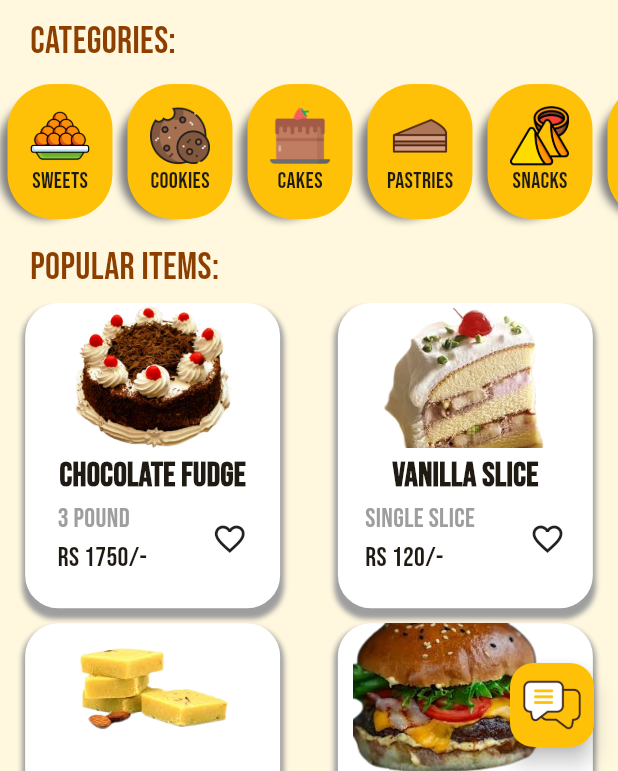
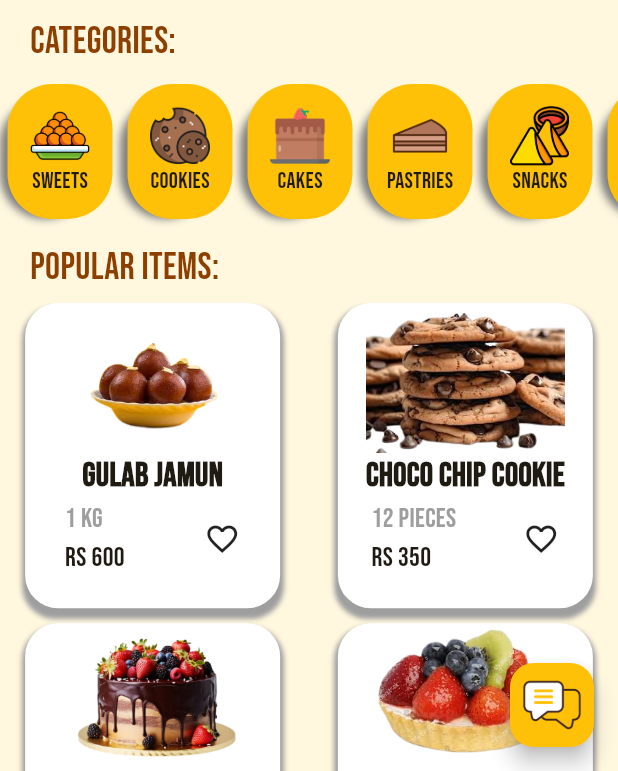
Before and after one commit to H-M-Huzaifa/bake_now-E-commerce-app-, a Flutter app: the home_screen screen opened directly, on a phone screen of 412 x 824 dp, the part 465-1236 px from its top. Run offline on Flutter 3.47's test engine with Material 3 defaults, Android fonts, the light colour scheme and no system bars; drawn by our look-alikes of badges; our stand-ins replace awesome_bottom_bar, firebase_core, google_fonts, lottie; accounts and stored records are empty.

Commit message:
Updated the logic of Popular Items in homescreen

```diff
--- a/lib/UI/Screens/Cart/Cart_screen.dart
+++ b/lib/UI/Screens/Cart/Cart_screen.dart
@@ -110,7 +110,7 @@ class _cartState extends State<cart> {
                                                 ),
                                                 Padding(
                                                   padding: const EdgeInsets.symmetric(vertical: 5.0),
-                                                  child: Text(vm.cart_items[index]['finalprice'].toString() +"/-",style: TextStyle(fontWeight: FontWeight.bold,fontSize: 23,fontFamily: 'Bebas'),),
+                                                  child: Text("Rs "+vm.cart_items[index]['finalprice'].toString() +"/-",style: TextStyle(fontWeight: FontWeight.bold,fontSize: 23,fontFamily: 'Bebas'),),
                                                 )
                                               ],
                                             ),),
@@ -146,8 +146,8 @@ class _cartState extends State<cart> {
                                     ),
                                     Padding(
                                       padding: const EdgeInsets.only(right: 20),
-                                      child: Text(
-                                        vm.totalprice.toString()+"/-",
+                                      child: Text("Rs "+
+                                        vm.totalprice.toStringAsFixed(0)+"/-",
                                         style: TextStyle(
                                             color: Color(0xff8D3F00),
                                             fontFamily: "Bebas",
--- a/lib/UI/Screens/Checkout_Screen/Checkout.dart
+++ b/lib/UI/Screens/Checkout_Screen/Checkout.dart
@@ -1,10 +1,12 @@
 import 'package:bake_now/UI/Screens/Bottom_nav_bar/nav_bar.dart';
 import 'package:bake_now/UI/Screens/Cart/Cart_screen.dart';
+import 'package:bake_now/UI/Screens/Cart/cart_provider.dart';
 import 'package:bake_now/UI/Screens/home_screen/home_screen.dart';
 import 'package:lottie/lottie.dart';
 import 'package:flutter/cupertino.dart';
 import 'package:flutter/material.dart';
 import 'package:lottie/lottie.dart';
+import 'package:provider/provider.dart';
 
 class checkout extends StatefulWidget {
   const checkout({super.key});
@@ -197,7 +199,9 @@ class _checkoutState extends State<checkout> {
             ),
 
             //Total
-            Container(
+            Consumer<class_cart_provider>(builder: (context, vm, child) {
+              int Delivery_Charges=200;
+              return Container(
                 child: Column(
                   children: [
                     Padding(
@@ -211,7 +215,7 @@ class _checkoutState extends State<checkout> {
                           ),
                           Padding(
                             padding: const EdgeInsets.only(right: 20),
-                          child: Text("2370/-"),
+                            child: Text(vm.totalprice.toStringAsFixed(0)+"/-"),
                           )
                         ],
                       ),
@@ -227,7 +231,7 @@ class _checkoutState extends State<checkout> {
                           ),
                           Padding(
                             padding: const EdgeInsets.only(right: 20),
-                          child: Text("200/-"),
+                            child: Text("200/-",style: TextStyle(fontWeight: FontWeight.bold),),
                           )
                         ],
                       ),
@@ -239,7 +243,7 @@ class _checkoutState extends State<checkout> {
                         Padding(
                           padding: const EdgeInsets.only(left: 20),
                           child: Text(
-                          "Sub Total",
+                            "Subtotal",
                             style: TextStyle(
                                 color: Color(0xff8D3F00),
                                 fontFamily: "Bebas",
@@ -249,7 +253,7 @@ class _checkoutState extends State<checkout> {
                         Padding(
                           padding: const EdgeInsets.only(right: 20),
                           child: Text(
-                          "2570/-",
+                            "Rs "+(vm.totalprice+Delivery_Charges).toStringAsFixed(0)+"/-",
                             style: TextStyle(
                                 color: Color(0xff8D3F00),
                                 fontFamily: "Bebas",
@@ -260,6 +264,8 @@ class _checkoutState extends State<checkout> {
                     ),
                   ],
                 ),
+              );
+            },
             ),
 
             //Order Now
--- a/lib/UI/Screens/Product_Description_Screen/product_description.dart
+++ b/lib/UI/Screens/Product_Description_Screen/product_description.dart
@@ -206,7 +206,7 @@ class _product_descriptionState extends State<product_description> {
                       Padding(
                         padding: const EdgeInsets.only(right: 20),
                         child: Text(
-                          widget.price +"/-",
+                          "Rs "+widget.price +"/-",
                           style: TextStyle(
                               fontFamily: "Bebas",
                               fontSize: 25,
--- a/lib/UI/Screens/Product_categories/prod_cate_provider.dart
+++ b/lib/UI/Screens/Product_categories/prod_cate_provider.dart
@@ -9,21 +9,24 @@ class class_prod_cate_provider with ChangeNotifier{
           "name": "Gulab Jamun",
           "size": "1 Kg",
           "price": "600",
-          "description": "Soft and spongy milk-solid dumplings soaked in rose-flavored sugar syrup, offering a sweet, traditional taste."
+          "description": "Soft and spongy milk-solid dumplings soaked in rose-flavored sugar syrup, offering a sweet, traditional taste.",
+          "isPopular" : true,
         },
         {
           "image": "assets/images/sweet2.png",
           "name": "Barfi",
           "size": "0.5 Kg",
           "price": "450",
-          "description": "Delicious and rich milk-based fudge, available in various flavors like pistachio, almond, and coconut."
+          "description": "Delicious and rich milk-based fudge, available in various flavors like pistachio, almond, and coconut.",
+          "isPopular" : false,
         },
         {
           "image": "assets/images/sweet3.png",
           "name": "Jalebi",
           "size": "1 Kg",
           "price": "500",
-          "description": "Crispy, spiral-shaped sweets made from deep-fried dough and soaked in sugary syrup for a crunchy yet soft texture."
+          "description": "Crispy, spiral-shaped sweets made from deep-fried dough and soaked in sugary syrup for a crunchy yet soft texture.",
+          "isPopular" : false,
         }
       ]
     },
@@ -34,21 +37,24 @@ class class_prod_cate_provider with ChangeNotifier{
           "name": "Choco Chip Cookie",
           "size": "12 pieces",
           "price": "350",
-          "description": "Crispy on the outside and chewy on the inside, loaded with gooey chocolate chips for the ultimate indulgence."
+          "description": "Crispy on the outside and chewy on the inside, loaded with gooey chocolate chips for the ultimate indulgence.",
+        "isPopular" : true,
         },
         {
           "image": "assets/images/cookie2.png",
           "name": "Oatmeal Raisin Cookie",
           "size": "10 pieces",
           "price": "300",
-          "description": "A wholesome blend of oats and sweet raisins, offering a chewy texture and a perfect balance of sweetness."
+          "description": "A wholesome blend of oats and sweet raisins, offering a chewy texture and a perfect balance of sweetness.",
+          "isPopular" : false
         },
         {
           "image": "assets/images/cookie3.png",
           "name": "Peanut Butter Cookie",
           "size": "8 pieces",
           "price": "280",
-          "description": "Buttery and nutty, our peanut butter cookies are crumbly and delicious, with a melt-in-your-mouth texture."
+          "description": "Buttery and nutty, our peanut butter cookies are crumbly and delicious, with a melt-in-your-mouth texture.",
+          "isPopular" : false
         }
       ]
     },
@@ -59,21 +65,24 @@ class class_prod_cate_provider with ChangeNotifier{
           "name": "Chocolate Fudge",
           "size": "3 Pound",
           "price": "1750",
-          "description": "Indulge in our rich, velvety chocolate cake, loaded with decadent fudge and a deep, dark chocolate flavor."
+          "description": "Indulge in our rich, velvety chocolate cake, loaded with decadent fudge and a deep, dark chocolate flavor.",
+          "isPopular" : false,
         },
         {
           "image": "assets/images/cake2.png",
           "name": "Strawberella",
           "size": "2.5 Pound",
           "price": "1250",
-          "description": "Sweeten up your day with our Strawberella cake, bursting with fresh strawberries and a hint of whipped cream."
+          "description": "Sweeten up your day with our Strawberella cake, bursting with fresh strawberries and a hint of whipped cream.",
+          "isPopular" : true,
         },
         {
           "image": "assets/images/cake3.png",
           "name": "Velvet Dream",
           "size": "5 Pound",
           "price": "4350",
-          "description": "Experience the luxury of our Velvet Dream cake, featuring a moist, fluffy texture, topped with creamy velvet frosting."
+          "description": "Experience the luxury of our Velvet Dream cake, featuring a moist, fluffy texture, topped with creamy velvet frosting.",
+          "isPopular" : false,
         }
       ]
     },
@@ -84,21 +93,24 @@ class class_prod_cate_provider with ChangeNotifier{
           "name": "Chocolate Éclair",
           "size": "Single piece",
           "price": "150",
-          "description": "A light pastry filled with rich chocolate cream and topped with a glossy chocolate glaze."
+          "description": "A light pastry filled with rich chocolate cream and topped with a glossy chocolate glaze.",
+          "isPopular" : false
         },
         {
           "image": "assets/images/pastry2.png",
           "name": "Vanilla Slice",
           "size": "Single piece",
           "price": "120",
-          "description": "Layers of flaky pastry filled with smooth vanilla custard, topped with icing for a sweet finish."
+          "description": "Layers of flaky pastry filled with smooth vanilla custard, topped with icing for a sweet finish.",
+          "isPopular" : false
         },
         {
           "image": "assets/images/pastry3.png",
           "name": "Fruit Tart",
           "size": "Single piece",
           "price": "200",
-          "description": "A buttery crust filled with creamy custard and topped with fresh seasonal fruits for a burst of flavor."
+          "description": "A buttery crust filled with creamy custard and topped with fresh seasonal fruits for a burst of flavor.",
+          "isPopular" : true
         }
       ]
     },
@@ -109,21 +121,24 @@ class class_prod_cate_provider with ChangeNotifier{
           "name": "Samosa",
           "size": "6 pieces",
           "price": "250",
-          "description": "Crispy, golden pastries filled with spiced potatoes and peas, perfect for a savory snack."
+          "description": "Crispy, golden pastries filled with spiced potatoes and peas, perfect for a savory snack.",
+          "isPopular" : false,
         },
         {
           "image": "assets/images/snack2.png",
           "name": "Pakora",
           "size": "500 grams",
           "price": "350",
-          "description": "Deep-fried fritters made with gram flour and a mix of vegetables, offering a crunchy and spicy flavor."
+          "description": "Deep-fried fritters made with gram flour and a mix of vegetables, offering a crunchy and spicy flavor.",
+          "isPopular" : false,
         },
         {
           "image": "assets/images/snack3.png",
           "name": "Spring Rolls",
           "size": "8 pieces",
           "price": "400",
-          "description": "Crispy rolls stuffed with vegetables and served with a side of tangy dipping sauce."
+          "description": "Crispy rolls stuffed with vegetables and served with a side of tangy dipping sauce.",
+          "isPopular" : true,
         }
       ]
     },
@@ -134,24 +149,41 @@ class class_prod_cate_provider with ChangeNotifier{
           "name": "Cheeseburger",
           "size": "Single piece",
           "price": "500",
-          "description": "A juicy beef patty topped with melted cheese, fresh lettuce, tomatoes, and special sauce in a toasted bun."
+          "description": "A juicy beef patty topped with melted cheese, fresh lettuce, tomatoes, and special sauce in a toasted bun.",
+          "isPopular" : true,
         },
         {
           "image": "assets/images/fastfood2.png",
           "name": "Pizza Slice",
           "size": "Single slice",
           "price": "250",
-          "description": "A generous slice of pizza topped with mozzarella, pepperoni, and a savory tomato sauce."
+          "description": "A generous slice of pizza topped with mozzarella, pepperoni, and a savory tomato sauce.",
+          "isPopular" : false,
         },
         {
           "image": "assets/images/fastfood3.png",
           "name": "Fried Chicken",
           "size": "2 pieces",
           "price": "300",
-          "description": "Crispy and golden-fried chicken, seasoned to perfection for a flavorful crunch with each bite."
+          "description": "Crispy and golden-fried chicken, seasoned to perfection for a flavorful crunch with each bite.",
+          "isPopular" : true,
         }
       ]
     }
   ];
 
+  // Function to extract popular items from allItems
+  List<Map<String, dynamic>> getPopularItems() {
+    List<Map<String, dynamic>> popularItems = [];
+
+    for (var category in allItems) {
+      List<Map<String, dynamic>> itemsInCategory = category.values.first;
+
+      // Filter items where isPopular is true
+      popularItems.addAll(itemsInCategory.where((item) => item['isPopular'] == true));
+    }
+
+    return popularItems;
+  }
+
 }
--- a/lib/UI/Screens/home_screen/home_screen.dart
+++ b/lib/UI/Screens/home_screen/home_screen.dart
@@ -218,8 +218,10 @@ class _home_screenState extends State<home_screen> {
 
         Expanded(
           child: Container(
-            child: GridView.builder(
-              itemCount: instance_homescreen_provider.poplular_items.length,
+            child: Consumer<class_prod_cate_provider>(builder: (context, vm, child) {
+                  List<Map<String, dynamic>> list = vm.getPopularItems();
+              return GridView.builder(
+                itemCount: list.length,
                 gridDelegate: SliverGridDelegateWithFixedCrossAxisCount(
                     mainAxisSpacing: 10, crossAxisSpacing: 5, crossAxisCount: 2),
                 itemBuilder: (context, index) {
@@ -232,11 +234,11 @@ class _home_screenState extends State<home_screen> {
                             context,
                             MaterialPageRoute(
                               builder: (context) => product_description(
-                              name : instance_homescreen_provider.poplular_items[index]['name'].toString(),
-                              image : instance_homescreen_provider.poplular_items[index]['image'].toString(),
-                              description: instance_homescreen_provider.poplular_items[index]['description'].toString(),
-                              size: instance_homescreen_provider.poplular_items[index]['size'].toString(),
-                                price: instance_homescreen_provider.poplular_items[index]['price'].toString(),
+                                name : list[index]['name'].toString(),
+                                image : list[index]['image'].toString(),
+                                description: list[index]['description'].toString(),
+                                size: list[index]['size'].toString(),
+                                price: list[index]['price'].toString(),
                               ),
                             ));
                       },
@@ -258,14 +260,14 @@ class _home_screenState extends State<home_screen> {
                           children: [
                             //Image
                             Image(
-                            image: AssetImage(instance_homescreen_provider.poplular_items[index]['image']),
+                              image: AssetImage(list[index]['image']),
                               width: 150,
                               height: 100,
                             ),
 
                             //Name
                             Text(
-                            instance_homescreen_provider.poplular_items[index]['name'],
+                              list[index]['name'],
                               style: TextStyle(
                                 fontFamily: "Bebas",
                                 fontSize: 22,
@@ -280,14 +282,14 @@ class _home_screenState extends State<home_screen> {
                                   crossAxisAlignment: CrossAxisAlignment.start,
                                   children: [
                                     Text(
-                                    instance_homescreen_provider.poplular_items[index]['size'],
+                                      list[index]['size'],
                                       style: TextStyle(
                                           fontFamily: "Bebas",
                                           color: Colors.grey,
                                           fontSize: 18),
                                     ),
                                     Text(
-                                    "Rs " + instance_homescreen_provider.poplular_items[index]['price'],
+                                      "Rs " + list[index]['price'],
                                       style: TextStyle(
                                           fontSize: 18, fontFamily: "Bebas"),
                                     ),
@@ -298,12 +300,12 @@ class _home_screenState extends State<home_screen> {
                                     return InkWell(
                                       onTap: () {
                                         // instance_favourites.toggleFavourite(poplular_items[index]);
-                                      vm.favourites.contains(instance_homescreen_provider.poplular_items[index])
-                                          ? vm.remove_fav_item(instance_homescreen_provider.poplular_items[index])
-                                          : vm.add_fav_item(instance_homescreen_provider.poplular_items[index]);
+                                        vm.favourites.contains(list[index])
+                                            ? vm.remove_fav_item(list[index])
+                                            : vm.add_fav_item(list[index]);
                                       },
                                       child:
-                                        vm.favourites.contains(instance_homescreen_provider.poplular_items[index])
+                                      vm.favourites.contains(list[index])
                                           ? Icon(
                                         Icons.favorite,
                                         color: Colors.red,
@@ -333,6 +335,9 @@ class _home_screenState extends State<home_screen> {
                     ),
                   );
                 },
+              );
+            },
+
             ),
           ),
         ),
--- a/lib/UI/Screens/home_screen/home_screen_provider.dart
+++ b/lib/UI/Screens/home_screen/home_screen_provider.dart
@@ -11,65 +11,64 @@ class class_homescreen_provider with ChangeNotifier{
   ];
   List<Map<String, dynamic>> get list_categories => _list_categories ;
 
-  //Popular Items
-  List<Map<String, dynamic>> _poplular_items = [
-    {
-      "image": "assets/images/cake.png",
-      "name": "Chocolate Fudge",
-      "size": "3 Pound",
-      "price": "1750/-",
-      "description" : "Indulge in our rich, velvety chocolate cake, loaded with decadent fudge and a deep, dark chocolate flavor that will leave you craving more"
-    },
-    {
-      "image": "assets/images/pastry2.png",
-      "name": "Vanilla Slice",
-      "size": "Single Slice",
-      "price": "120/-",
-      "description" : "Layers of flaky pastry filled with smooth vanilla custard, topped with icing for a sweet finish."
-    },
-    {
-      "image": "assets/images/sweet2.png",
-      "name": "Barfi",
-      "size": "0.5 KG",
-      "price": "450/-",
-    "description" : "Delicious and rich milk-based fudge, available in various flavors like pistachio, almond, and coconut."
-    },
-    {
-      "image": "assets/images/fastfood1.png",
-      "name": "Cheeseburger",
-      "size": "Single piece",
-      "price": "500/-",
-      "description": "A juicy beef patty topped with melted cheese, fresh lettuce, tomatoes, and special sauce in a toasted bun."
-    },
-    {
-      "image": "assets/images/snack2.png",
-      "name": "Pakora",
-      "size": "500 grams",
-      "price": "350/-",
-      "description": "Deep-fried fritters made with gram flour and a mix of vegetables, offering a crunchy and spicy flavor."
-    },
-    {
-      "image": "assets/images/fastfood2.png",
-      "name": "Pizza Slice",
-      "size": "Single slice",
-      "price": "250/-",
-      "description": "A generous slice of pizza topped with mozzarella, pepperoni, and a savory tomato sauce."
-    },
-    {
-      "image": "assets/images/cake7.png",
-      "name": "Dreamland",
-      "size": "5 Pound",
-      "price": "3350/-",
-      "description" : "Escape to our whimsical Dreamland cake, featuring a light and airy texture, topped with a fluffy meringue and a sprinkle of magic."
-    },
-    {
-      "image": "assets/images/sweet1.png",
-      "name": "Gulab Jamun",
-      "size": "1 Kg",
-      "price": "600/-",
-      "description": "Soft and spongy milk-solid dumplings soaked in rose-flavored sugar syrup, offering a sweet, traditional taste."
-    },
-  ];
-  List<Map<String, dynamic>> get poplular_items => _poplular_items ;
-
+  // //Popular Items
+  // List<Map<String, dynamic>> _poplular_items = [
+  //   {
+  //     "image": "assets/images/cake.png",
+  //     "name": "Chocolate Fudge",
+  //     "size": "3 Pound",
+  //     "price": "1750/-",
+  //     "description" : "Indulge in our rich, velvety chocolate cake, loaded with decadent fudge and a deep, dark chocolate flavor that will leave you craving more"
+  //   },
+  //   {
+  //     "image": "assets/images/pastry2.png",
+  //     "name": "Vanilla Slice",
+  //     "size": "Single Slice",
+  //     "price": "120/-",
+  //     "description" : "Layers of flaky pastry filled with smooth vanilla custard, topped with icing for a sweet finish."
+  //   },
+  //   {
+  //     "image": "assets/images/sweet2.png",
+  //     "name": "Barfi",
+  //     "size": "0.5 KG",
+  //     "price": "450/-",
+  //   "description" : "Delicious and rich milk-based fudge, available in various flavors like pistachio, almond, and coconut."
+  //   },
+  //   {
+  //     "image": "assets/images/fastfood1.png",
+  //     "name": "Cheeseburger",
+  //     "size": "Single piece",
+  //     "price": "500/-",
+  //     "description": "A juicy beef patty topped with melted cheese, fresh lettuce, tomatoes, and special sauce in a toasted bun."
+  //   },
+  //   {
+  //     "image": "assets/images/snack2.png",
+  //     "name": "Pakora",
+  //     "size": "500 grams",
+  //     "price": "350/-",
+  //     "description": "Deep-fried fritters made with gram flour and a mix of vegetables, offering a crunchy and spicy flavor."
+  //   },
+  //   {
+  //     "image": "assets/images/fastfood2.png",
+  //     "name": "Pizza Slice",
+  //     "size": "Single slice",
+  //     "price": "250/-",
+  //     "description": "A generous slice of pizza topped with mozzarella, pepperoni, and a savory tomato sauce."
+  //   },
+  //   {
+  //     "image": "assets/images/cake7.png",
+  //     "name": "Dreamland",
+  //     "size": "5 Pound",
+  //     "price": "3350/-",
+  //     "description" : "Escape to our whimsical Dreamland cake, featuring a light and airy texture, topped with a fluffy meringue and a sprinkle of magic."
+  //   },
+  //   {
+  //     "image": "assets/images/sweet1.png",
+  //     "name": "Gulab Jamun",
+  //     "size": "1 Kg",
+  //     "price": "600/-",
+  //     "description": "Soft and spongy milk-solid dumplings soaked in rose-flavored sugar syrup, offering a sweet, traditional taste."
+  //   },
+  // ];
+  // List<Map<String, dynamic>> get poplular_items => _poplular_items ;
 }
```
Also changed, not shown: assets/images/shoppingbag.png (added). Lines whose indentation alone changed are shown as unchanged.
